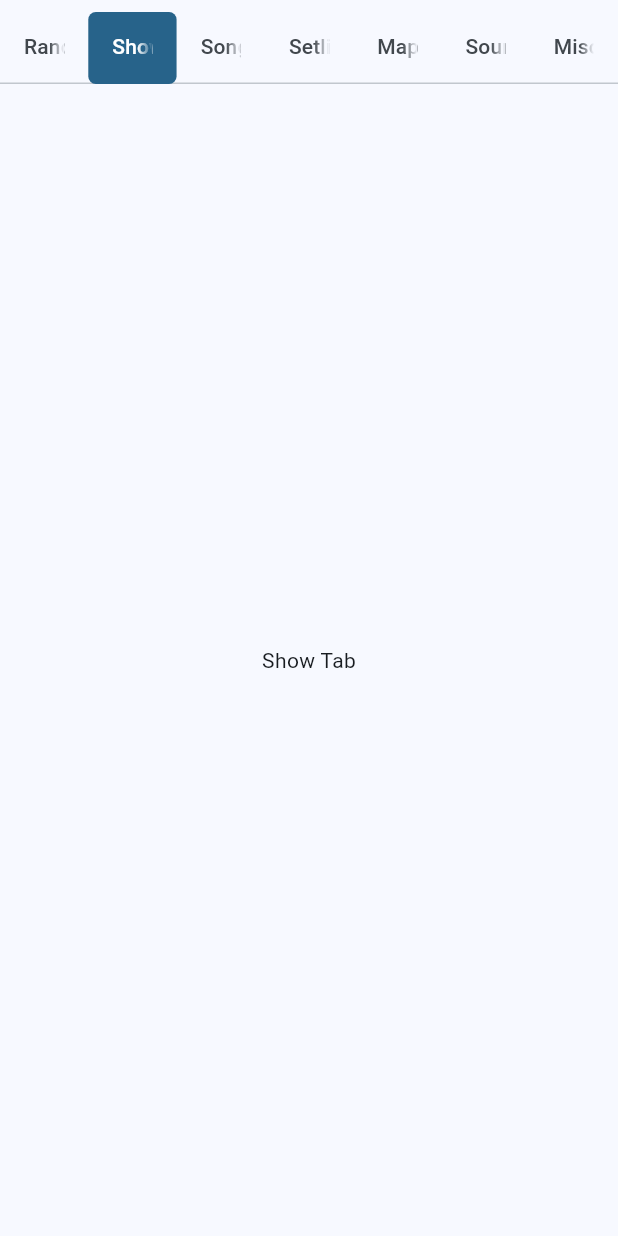
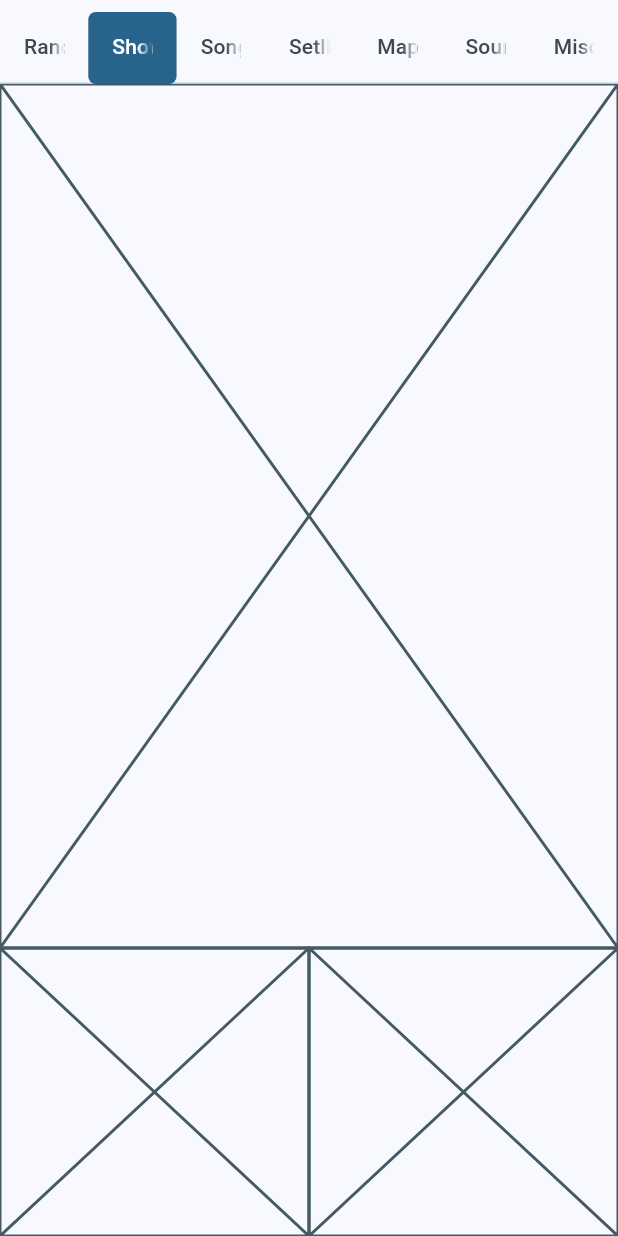
Before and after one commit to jweite/joemidi_flutter_fe, a Flutter app: the screen it shows after launch, tab 2 chosen, on a phone screen of 412 x 824 dp. Run offline on Flutter 3.47's test engine with Material 3 defaults, Android fonts, the phone set to English and light mode, and no system bars.

Commit message:
Narrowed corners of Random buttons.  First responsive layout of Show.

```diff
--- a/lib/tab_body_random.dart
+++ b/lib/tab_body_random.dart
@@ -19,7 +19,10 @@ class TabBodyRandom extends StatelessWidget {
                   margin: EdgeInsets.all(2),
                   child: ElevatedButton(
                     onPressed: null,
-                    style: ElevatedButton.styleFrom(minimumSize: Size.fromHeight(1000)),
+                    style: ElevatedButton.styleFrom(
+                      minimumSize: Size.fromHeight(1000),
+                      shape: RoundedRectangleBorder(borderRadius: BorderRadius.circular(12)),
+                    ),
                     child: Text("$rowIndex:$columnIndex")
                   )
                 )
--- a/lib/tab_body_show.dart
+++ b/lib/tab_body_show.dart
@@ -8,7 +8,57 @@ class TabBodyShow extends StatelessWidget {
   static const tabTitle = "Show";
 
   @override
-  Widget build(BuildContext context) {
-    return Center(child: Text('Show Tab'));
+    Widget build(BuildContext context) {
+    return LayoutBuilder(
+      builder: (context, constraints) {
+        if (constraints.maxWidth >= constraints.maxHeight) {
+          return buildLandscape(context);
+        }
+        else {
+          return buildPortrait(context);
+        }
+      }
+    );
   }
+
+  Widget buildLandscape(BuildContext context) {
+    return Row(children: [
+      Expanded(
+        flex: 1,
+        child: Column(children: [
+          Expanded(child:
+            Placeholder()
+          ),
+          Expanded(child:
+            Placeholder()
+          )
+        ],)
+      ),
+      Expanded(
+        flex: 3,
+        child: Placeholder()
+      )
+    ]);
+  }
+
+  Widget buildPortrait(BuildContext context) {
+    return Column(children: [
+      Expanded(
+        flex: 3,
+        child: Placeholder()
+      ),
+      Expanded(
+        flex: 1,
+        child: Row(children: [
+          Expanded(child:
+            Placeholder()
+          ),
+          Expanded(child:
+            Placeholder()
+          )
+        ],)
+      ),
+    ]);
+  }
+
 }
```
